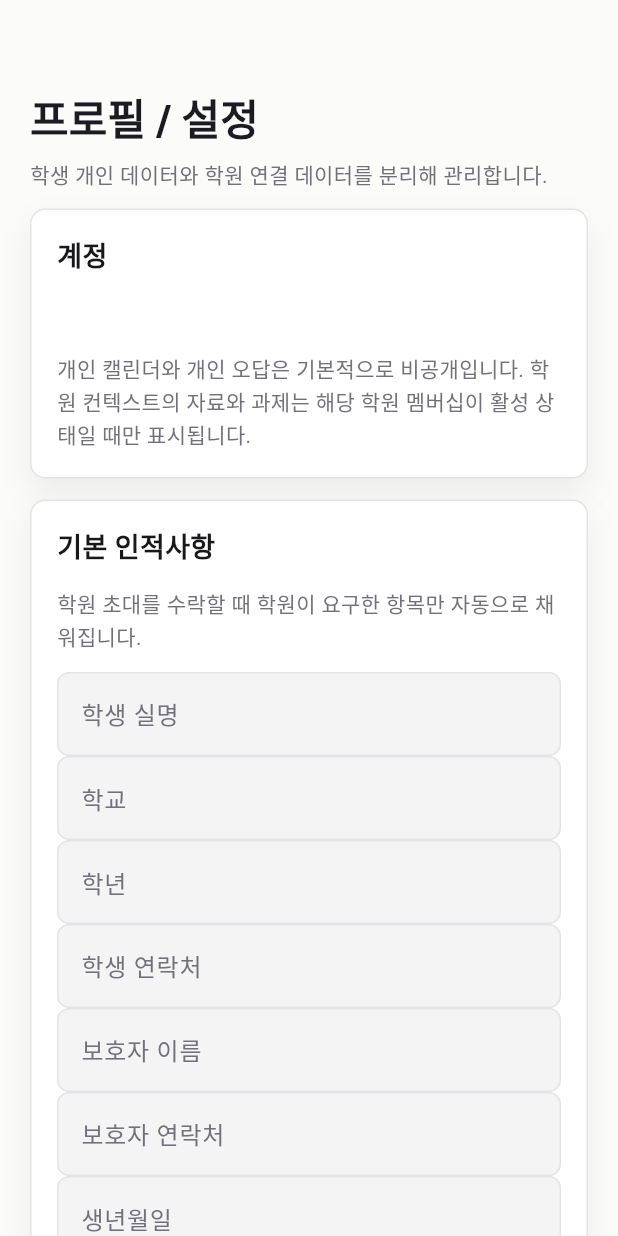
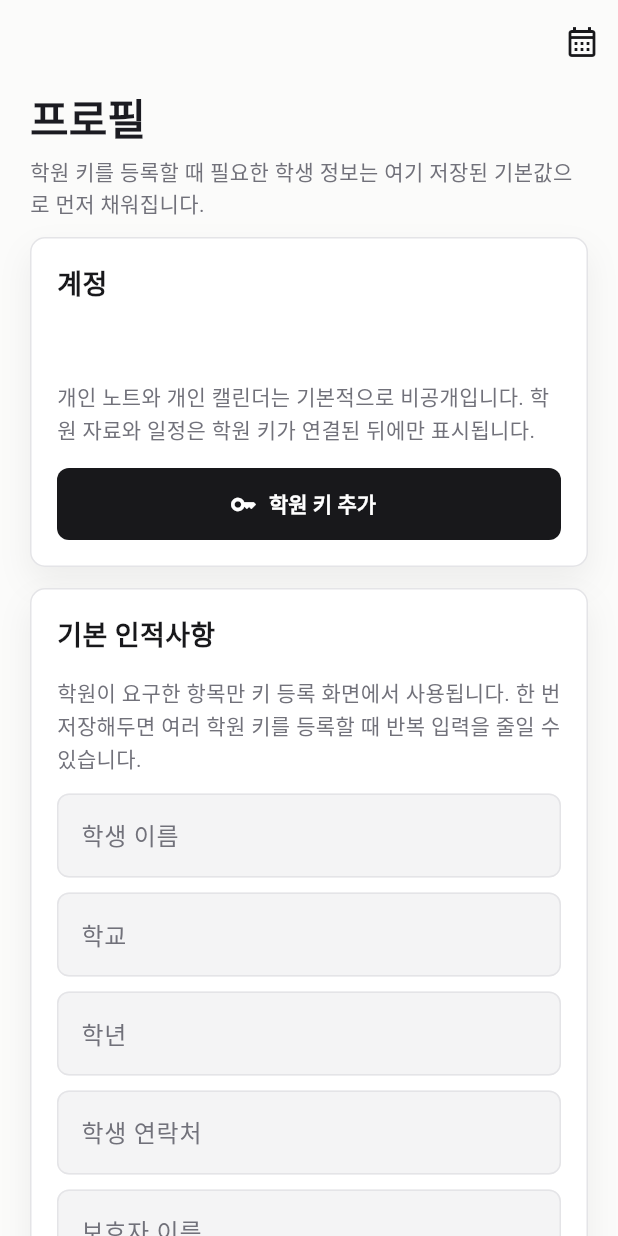
Before and after one commit to tena138/tena-forge, a Flutter app: the ProfileScreen screen opened by its route, on a phone screen of 412 x 824 dp. Run offline on Flutter 3.47's test engine with Material 3 defaults, Android fonts, the phone set to English and light mode, and no system bars; our stand-ins replace flutter_secure_storage, go_router, image_picker, web; accounts and stored records are empty.

Commit message:
Build mobile academy key claim flow

```diff
--- a/apps/mobile/lib/screens/calendar_screen.dart
+++ b/apps/mobile/lib/screens/calendar_screen.dart
@@ -1,4 +1,5 @@
 import 'package:flutter/material.dart';
+import 'package:go_router/go_router.dart';
 import 'package:intl/intl.dart';
 import 'package:provider/provider.dart';
 
@@ -32,6 +33,11 @@
 
     return Scaffold(
       backgroundColor: AppColors.bg,
+      floatingActionButton: FloatingActionButton.small(
+        tooltip: '학원 키 추가',
+        onPressed: () => context.push('/academies'),
+        child: const Icon(Icons.key_rounded),
+      ),
       body: SafeArea(
         bottom: false,
         child: Padding(
--- a/apps/mobile/lib/screens/profile_screen.dart
+++ b/apps/mobile/lib/screens/profile_screen.dart
@@ -17,7 +17,7 @@
 
 class _ProfileScreenState extends State<ProfileScreen> {
   static const fieldLabels = {
-    'name': '학생 실명',
+    'name': '학생 이름',
     'school': '학교',
     'grade_level': '학년',
     'student_phone': '학생 연락처',
@@ -80,8 +80,15 @@
   Widget build(BuildContext context) {
     final state = context.watch<StudentAppState>();
     return AppScaffold(
-      title: '프로필 / 설정',
-      subtitle: '학생 개인 데이터와 학원 연결 데이터를 분리해 관리합니다.',
+      title: '프로필',
+      subtitle: '학원 키를 등록할 때 필요한 학생 정보는 여기 저장된 기본값으로 먼저 채워집니다.',
+      actions: [
+        IconButton(
+          tooltip: '캘린더로 이동',
+          onPressed: () => context.go('/calendar'),
+          icon: const Icon(Icons.calendar_month_outlined),
+        ),
+      ],
       children: [
         PremiumCard(
           title: '계정',
@@ -97,8 +104,14 @@
               ),
               const SizedBox(height: 12),
               const Text(
-                '개인 캘린더와 개인 오답은 기본적으로 비공개입니다. 학원 컨텍스트의 자료와 과제는 해당 학원 멤버십이 활성 상태일 때만 표시됩니다.',
+                '개인 노트와 개인 캘린더는 기본적으로 비공개입니다. 학원 자료와 일정은 학원 키가 연결된 뒤에만 표시됩니다.',
                 style: TextStyle(color: AppColors.muted, height: 1.5),
+              ),
+              const SizedBox(height: 14),
+              FilledButton.icon(
+                onPressed: () => context.push('/academies'),
+                icon: const Icon(Icons.key_outlined),
+                label: const Text('학원 키 추가'),
               ),
             ],
           ),
@@ -109,36 +122,40 @@
             crossAxisAlignment: CrossAxisAlignment.start,
             children: [
               const Text(
-                '학원 초대를 수락할 때 학원이 요구한 항목만 자동으로 채워집니다.',
+                '학원이 요구한 항목만 키 등록 화면에서 사용됩니다. 한 번 저장해두면 여러 학원 키를 등록할 때 반복 입력을 줄일 수 있습니다.',
                 style: TextStyle(color: AppColors.muted, height: 1.5),
               ),
               const SizedBox(height: 12),
               ...fieldLabels.entries.map(
-                (entry) => TextField(
-                  controller: controllerFor(entry.key),
-                  keyboardType: entry.key.contains('phone')
-                      ? TextInputType.phone
-                      : TextInputType.text,
-                  decoration: InputDecoration(labelText: entry.value),
+                (entry) => Padding(
+                  padding: const EdgeInsets.only(bottom: 10),
+                  child: TextField(
+                    controller: controllerFor(entry.key),
+                    keyboardType: entry.key.contains('phone')
+                        ? TextInputType.phone
+                        : TextInputType.text,
+                    decoration: InputDecoration(labelText: entry.value),
+                  ),
                 ),
               ),
-              const SizedBox(height: 14),
+              const SizedBox(height: 4),
               SizedBox(
                 width: double.infinity,
                 child: FilledButton(
                   onPressed: saving ? null : savePersonalInfo,
-                  child: Text(saving ? '저장 중...' : '저장'),
+                  child: Text(saving ? '저장 중' : '저장'),
                 ),
               ),
             ],
           ),
         ),
-        OutlinedButton(
+        OutlinedButton.icon(
           onPressed: () async {
             await context.read<StudentAppState>().logout();
             if (context.mounted) context.go('/login');
           },
-          child: const Text('로그아웃'),
+          icon: const Icon(Icons.logout_rounded),
+          label: const Text('로그아웃'),
         ),
       ],
     );
```
Also changed, not shown: apps/mobile/lib/screens/academies_screen.dart (+163 -68 lines), 8 other files.
